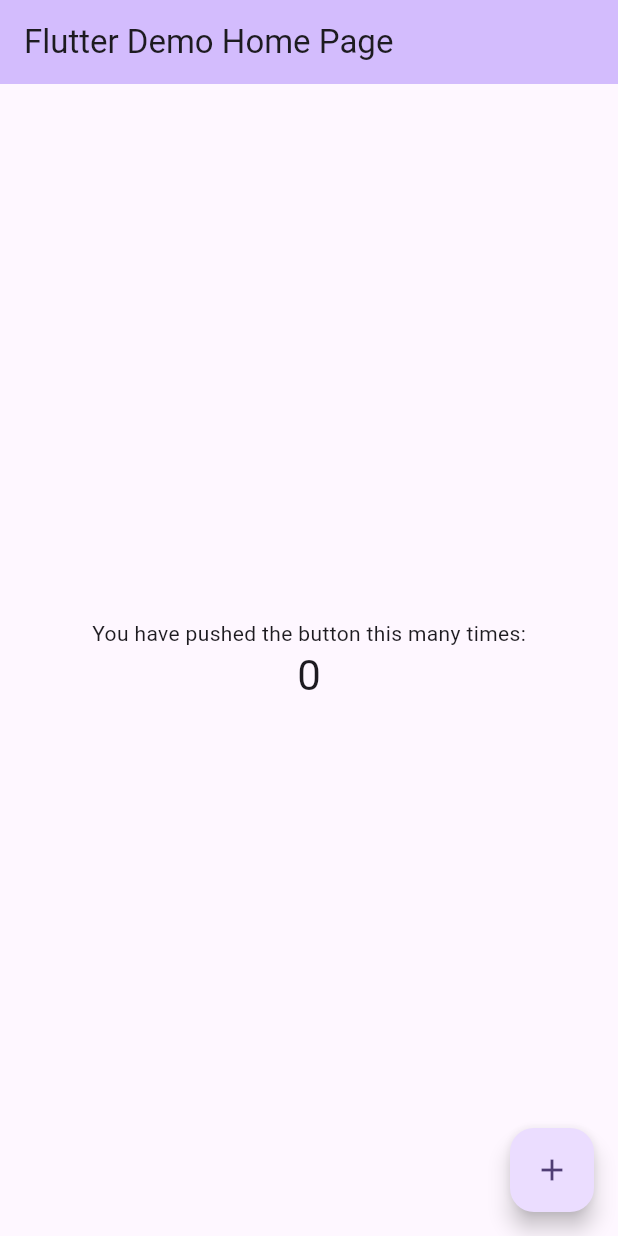
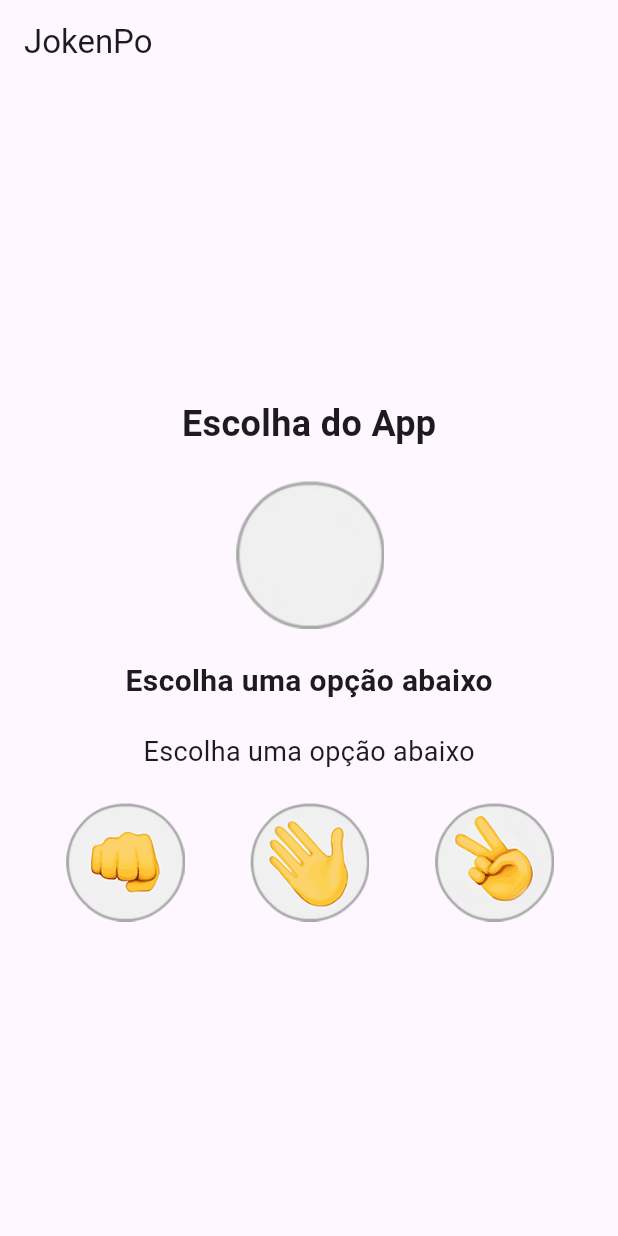
Before and after one commit to mateuszanella/flutter-joken-po, a Flutter app: the screen it shows after launch, on a phone screen of 412 x 824 dp. Run offline on Flutter 3.47's test engine with Material 3 defaults, Android fonts, the light colour scheme and no system bars.

Commit message:
Added base game

```diff
--- /dev/null
+++ b/lib/jokenpo.dart
@@ -0,0 +1,101 @@
+import 'dart:math';
+import 'package:flutter/material.dart';
+
+class JokenPo extends StatefulWidget {
+  @override
+  JokenPoState createState() => JokenPoState();
+}
+
+class JokenPoState extends State<JokenPo> {
+  final String defaultImage = 'assets/images/default.png';
+  final String rockImage = 'assets/images/rock.png';
+  final String paperImage = 'assets/images/paper.png';
+  final String scissorsImage = 'assets/images/scissors.png';
+
+  final List<String> choices = ['rock', 'paper', 'scissors'];
+  String appChoice = 'default';
+  String resultMessage = 'Escolha uma opção abaixo';
+
+  String _getImage(String choice) {
+    switch (choice) {
+      case 'rock':
+        return rockImage;
+      case 'paper':
+        return paperImage;
+      case 'scissors':
+        return scissorsImage;
+      default:
+        return defaultImage;
+    }
+  }
+
+  void _play(String userChoice) {
+    final int appIndex = Random().nextInt(3);
+    final String appChoice = choices[appIndex];
+
+    setState(() {
+      this.appChoice = appChoice;
+      resultMessage = _getResult(userChoice, appChoice);
+    });
+  }
+
+  String _getResult(String userChoice, String appChoice) {
+    if (userChoice == appChoice) {
+      return 'Empate!';
+    } else if ((userChoice == 'rock' && appChoice == 'scissors') ||
+        (userChoice == 'paper' && appChoice == 'rock') ||
+        (userChoice == 'scissors' && appChoice == 'paper')) {
+      return 'Você venceu!';
+    } else {
+      return 'Você perdeu!';
+    }
+  }
+
+  @override
+  Widget build(BuildContext context) {
+    return Scaffold(
+      appBar: AppBar(
+        title: const Text('JokenPo'),
+      ),
+      body: Column(
+        mainAxisAlignment: MainAxisAlignment.center,
+        children: [
+          const Text(
+            'Escolha do App',
+            style: TextStyle(fontSize: 24, fontWeight: FontWeight.bold),
+          ),
+          const SizedBox(height: 20),
+          Image.asset(_getImage(appChoice), height: 100),
+          const SizedBox(height: 20),
+          Text(
+            resultMessage,
+            style: const TextStyle(fontSize: 20, fontWeight: FontWeight.bold),
+          ),
+          const SizedBox(height: 20),
+          const Text(
+            'Escolha uma opção abaixo',
+            style: TextStyle(fontSize: 18),
+          ),
+          const SizedBox(height: 20),
+          Row(
+            mainAxisAlignment: MainAxisAlignment.spaceEvenly,
+            children: [
+              GestureDetector(
+                onTap: () => _play('rock'),
+                child: Image.asset(rockImage, height: 80),
+              ),
+              GestureDetector(
+                onTap: () => _play('paper'),
+                child: Image.asset(paperImage, height: 80),
+              ),
+              GestureDetector(
+                onTap: () => _play('scissors'),
+                child: Image.asset(scissorsImage, height: 80),
+              ),
+            ],
+          ),
+        ],
+      ),
+    );
+  }
+}
--- a/lib/main.dart
+++ b/lib/main.dart
@@ -1,125 +1,17 @@
 import 'package:flutter/material.dart';
+import 'jokenpo.dart';
 
-void main() {
-  runApp(const MyApp());
-}
+void main() => runApp(MyApp());
 
 class MyApp extends StatelessWidget {
-  const MyApp({super.key});
-
-  // This widget is the root of your application.
   @override
   Widget build(BuildContext context) {
     return MaterialApp(
-      title: 'Flutter Demo',
+      title: 'JokenPo',
       theme: ThemeData(
-        // This is the theme of your application.
-        //
-        // TRY THIS: Try running your application with "flutter run". You'll see
-        // the application has a purple toolbar. Then, without quitting the app,
-        // try changing the seedColor in the colorScheme below to Colors.green
-        // and then invoke "hot reload" (save your changes or press the "hot
-        // reload" button in a Flutter-supported IDE, or press "r" if you used
-        // the command line to start the app).
-        //
-        // Notice that the counter didn't reset back to zero; the application
-        // state is not lost during the reload. To reset the state, use hot
-        // restart instead.
-        //
-        // This works for code too, not just values: Most code changes can be
-        // tested with just a hot reload.
-        colorScheme: ColorScheme.fromSeed(seedColor: Colors.deepPurple),
-        useMaterial3: true,
+        primarySwatch: Colors.blue,
       ),
-      home: const MyHomePage(title: 'Flutter Demo Home Page'),
+      home: JokenPo(),
     );
   }
 }
-
-class MyHomePage extends StatefulWidget {
-  const MyHomePage({super.key, required this.title});
-
-  // This widget is the home page of your application. It is stateful, meaning
-  // that it has a State object (defined below) that contains fields that affect
-  // how it looks.
-
-  // This class is the configuration for the state. It holds the values (in this
-  // case the title) provided by the parent (in this case the App widget) and
-  // used by the build method of the State. Fields in a Widget subclass are
-  // always marked "final".
-
-  final String title;
-
-  @override
-  State<MyHomePage> createState() => _MyHomePageState();
-}
-
-class _MyHomePageState extends State<MyHomePage> {
-  int _counter = 0;
-
-  void _incrementCounter() {
-    setState(() {
-      // This call to setState tells the Flutter framework that something has
-      // changed in this State, which causes it to rerun the build method below
-      // so that the display can reflect the updated values. If we changed
-      // _counter without calling setState(), then the build method would not be
-      // called again, and so nothing would appear to happen.
-      _counter++;
-    });
-  }
-
-  @override
-  Widget build(BuildContext context) {
-    // This method is rerun every time setState is called, for instance as done
-    // by the _incrementCounter method above.
-    //
-    // The Flutter framework has been optimized to make rerunning build methods
-    // fast, so that you can just rebuild anything that needs updating rather
-    // than having to individually change instances of widgets.
-    return Scaffold(
-      appBar: AppBar(
-        // TRY THIS: Try changing the color here to a specific color (to
-        // Colors.amber, perhaps?) and trigger a hot reload to see the AppBar
-        // change color while the other colors stay the same.
-        backgroundColor: Theme.of(context).colorScheme.inversePrimary,
-        // Here we take the value from the MyHomePage object that was created by
-        // the App.build method, and use it to set our appbar title.
-        title: Text(widget.title),
-      ),
-      body: Center(
-        // Center is a layout widget. It takes a single child and positions it
-        // in the middle of the parent.
-        child: Column(
-          // Column is also a layout widget. It takes a list of children and
-          // arranges them vertically. By default, it sizes itself to fit its
-          // children horizontally, and tries to be as tall as its parent.
-          //
-          // Column has various properties to control how it sizes itself and
-          // how it positions its children. Here we use mainAxisAlignment to
-          // center the children vertically; the main axis here is the vertical
-          // axis because Columns are vertical (the cross axis would be
-          // horizontal).
-          //
-          // TRY THIS: Invoke "debug painting" (choose the "Toggle Debug Paint"
-          // action in the IDE, or press "p" in the console), to see the
-          // wireframe for each widget.
-          mainAxisAlignment: MainAxisAlignment.center,
-          children: <Widget>[
-            const Text(
-              'You have pushed the button this many times:',
-            ),
-            Text(
-              '$_counter',
-              style: Theme.of(context).textTheme.headlineMedium,
-            ),
-          ],
-        ),
-      ),
-      floatingActionButton: FloatingActionButton(
-        onPressed: _incrementCounter,
-        tooltip: 'Increment',
-        child: const Icon(Icons.add),
-      ), // This trailing comma makes auto-formatting nicer for build methods.
-    );
-  }
-}
```
